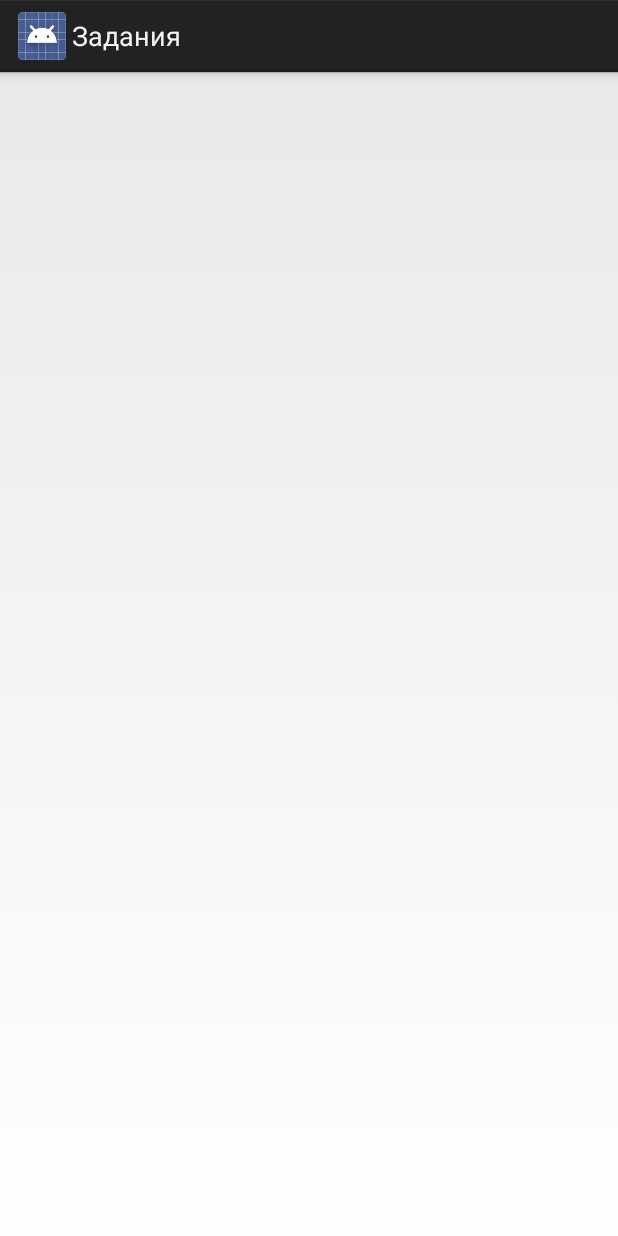
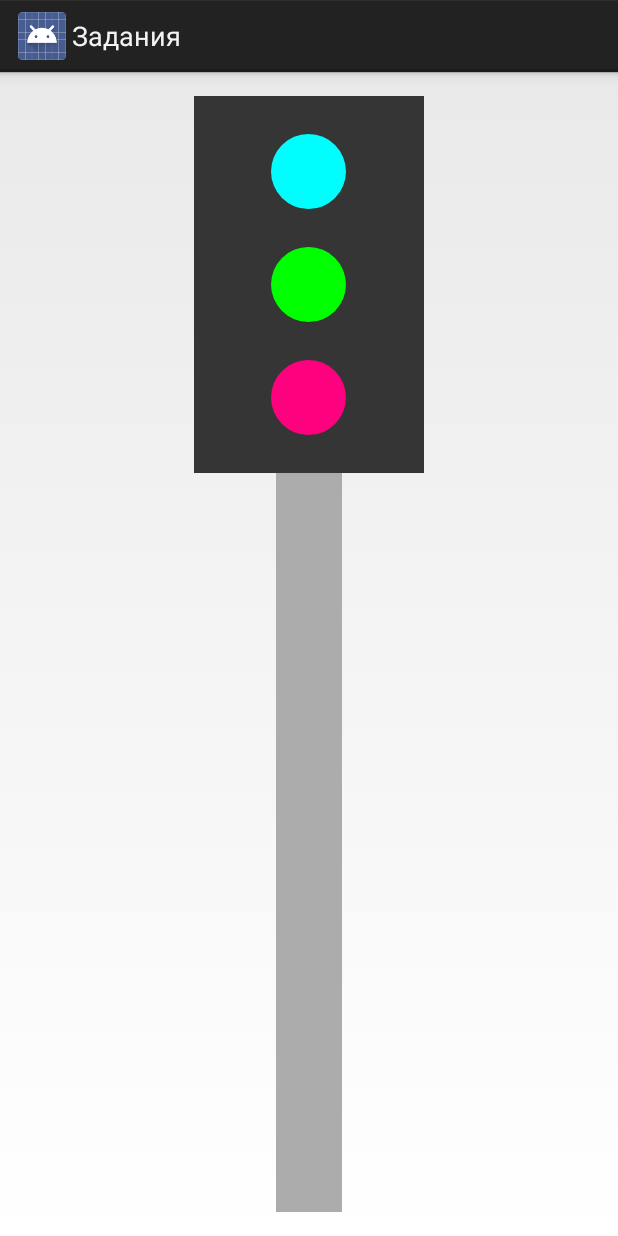
Before and after one commit to Medwed1993/FourJobs, an Android app: the TrLightActivity screen opened directly, with no data from a screen before it, on a phone screen of 412 x 824 dp. Run offline under Robolectric (Android 15) with nearby library versions, the phone set to English and light mode, and no system bars; 4 statements that could not run were skipped.

Commit message:
Всё, надеюсь

```diff
--- a/app/src/main/res/layout/activity_trlight.xml
+++ b/app/src/main/res/layout/activity_trlight.xml
@@ -8,23 +8,23 @@
     android:paddingTop="@dimen/activity_vertical_margin"
     tools:context=".TrLightActivity"
     android:orientation="vertical"
-    android:weightSum="1"><![CDATA[/>
+    android:weightSum="1">
 
-
-
-
-    ]]>
 
     <LinearLayout
         android:orientation="vertical"
         android:layout_width="match_parent"
         android:layout_height="match_parent"
-        android:layout_marginTop="150dp"
-        android:layout_marginRight="280dp"
-        android:layout_marginLeft="280dp"
-        android:layout_marginBottom="380dp"
-        android:contextClickable="false"
-        android:background="#7a7a7a">
+        android:layout_gravity="right">
+
+        <LinearLayout
+            android:orientation="vertical"
+            android:layout_width="153dp"
+            android:layout_height="wrap_content"
+            android:layout_marginLeft="125dp"
+            android:layout_marginRight="125dp"
+            android:background="#353535"
+            android:layout_gravity="center_horizontal">
 
             <View
                 android:id="@+id/bv1"
@@ -51,17 +51,19 @@
                 android:layout_height="50dp"
 
                     android:background="@drawable/ball3"
-            android:layout_gravity="center_horizontal" />
+                    android:layout_gravity="center_horizontal"
+                android:layout_marginBottom="25dp" />
+
         </LinearLayout>
 
-    <FrameLayout
-        android:layout_width="match_parent"
+        <LinearLayout
+            android:orientation="vertical"
+            android:layout_width="44dp"
             android:layout_height="match_parent"
-        android:layout_weight="0.84"
-        android:layout_marginTop="-380dp"
-        android:layout_marginRight="325dp"
-        android:layout_marginLeft="325dp"
-        android:layout_marginBottom="300dp"
-        android:background="#777777"></FrameLayout>
+            android:layout_gravity="center_horizontal"
+            android:background="#acacac"></LinearLayout>
 
     </LinearLayout>
+
+
+</LinearLayout>
```
Also changed, not shown: app/src/main/java/app/ua/cert/medwed/view/TrLightView.java (deleted, +0 -61 lines). Lines whose indentation alone changed are shown as unchanged.
